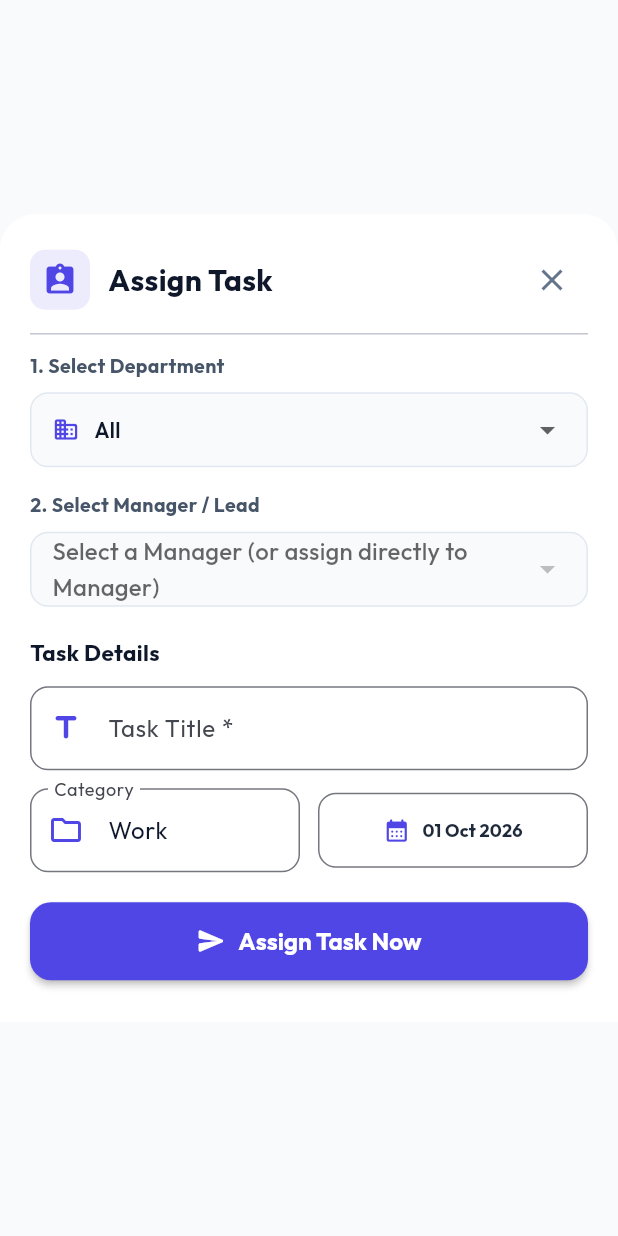
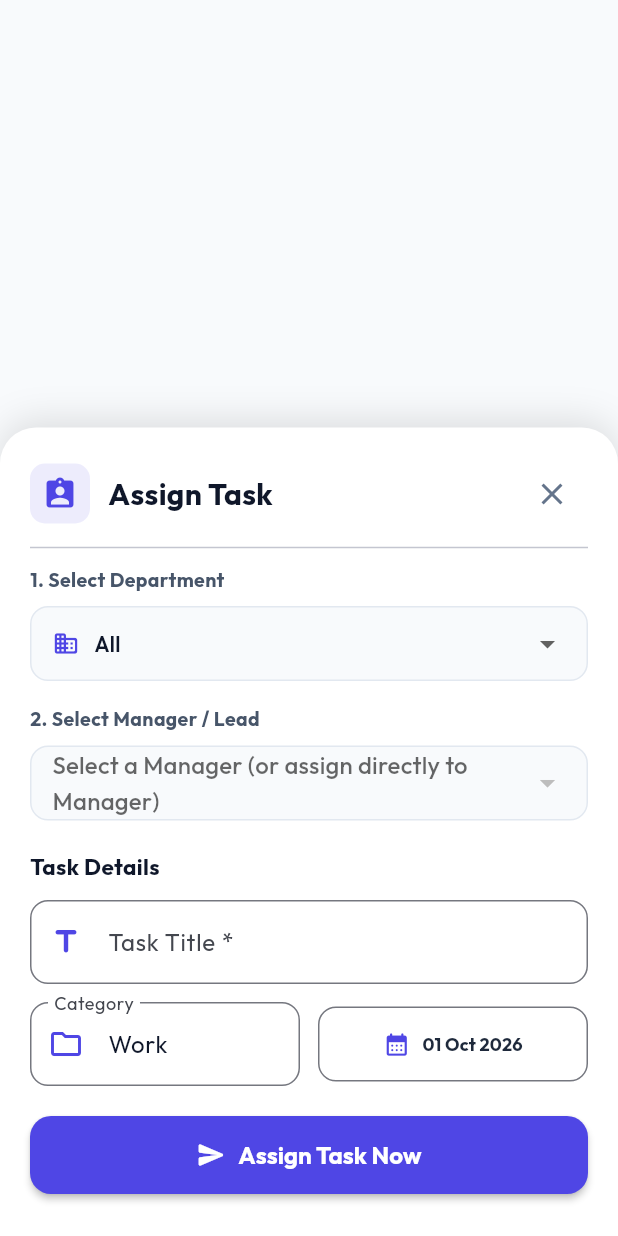
Before and after one commit to rbcimportandexport/task-master-web, a Flutter app: the AssignTaskSheet widget shown alone on an empty page, opened directly, on a phone screen of 412 x 824 dp. Run offline on Flutter 3.47's test engine with Material 3 defaults, Android fonts, the phone set to English and light mode, and no system bars; our stand-ins replace cloud_firestore, csv, firebase_auth, firebase_core, firebase_messaging, flutter_local_notifications and 7 more; missing offline and left inert: dart:html, dart:js_interop; accounts and stored records are empty.

Commit message:
fix: dock task add sheet and assign sheet to bottom on mobile instead of floating in center

```diff
--- a/lib/widgets/assign_task_sheet.dart
+++ b/lib/widgets/assign_task_sheet.dart
@@ -146,8 +146,7 @@ class _AssignTaskSheetState extends State<AssignTaskSheet> {
 
     final isDesktop = MediaQuery.of(context).size.width >= 950;
 
-    return Center(
-      child: Container(
+    final sheetContent = Container(
       constraints: BoxConstraints(
         maxWidth: isDesktop ? 680 : double.infinity,
         maxHeight: MediaQuery.of(context).size.height * 0.90,
@@ -160,12 +159,18 @@ class _AssignTaskSheetState extends State<AssignTaskSheet> {
         boxShadow: isDesktop
             ? [
                 BoxShadow(
-                    color: Colors.black.withOpacity(0.15),
+                  color: Colors.black.withValues(alpha: 0.15),
                   blurRadius: 30,
                   offset: const Offset(0, 10),
                 ),
               ]
-              : null,
+            : [
+                BoxShadow(
+                  color: Colors.black.withValues(alpha: 0.12),
+                  blurRadius: 20,
+                  offset: const Offset(0, -4),
+                ),
+              ],
       ),
       padding: EdgeInsets.only(
         bottom: MediaQuery.of(context).viewInsets.bottom + 20,
@@ -173,6 +178,8 @@ class _AssignTaskSheetState extends State<AssignTaskSheet> {
         right: isDesktop ? 28 : 20,
         top: isDesktop ? 24 : 20,
       ),
+      child: SafeArea(
+        top: false,
         child: _isFetchingData
             ? const Center(child: Padding(padding: EdgeInsets.all(32), child: CircularProgressIndicator()))
             : SingleChildScrollView(
@@ -516,5 +523,14 @@ class _AssignTaskSheetState extends State<AssignTaskSheet> {
             ),
       ),
     );
+
+    if (isDesktop) {
+      return Center(child: sheetContent);
+    }
+
+    return Align(
+      alignment: Alignment.bottomCenter,
+      child: sheetContent,
+    );
   }
 }
```
Also changed, not shown: lib/widgets/task_add_sheet.dart (+20 -4 lines). Lines whose indentation alone changed are shown as unchanged.
